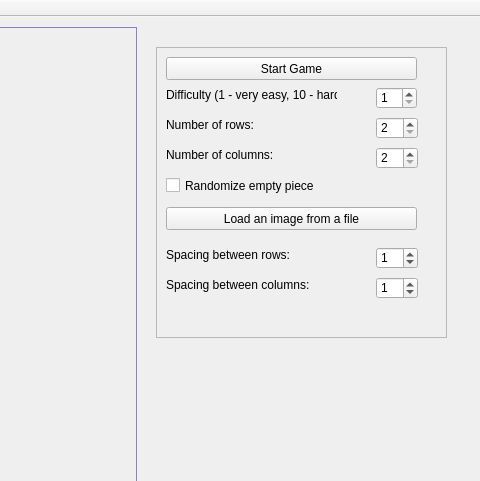
SzymonZielinski/PuzzleGame, file PuzzleGame/PuzzleGame.ui: the form before one commit; both pictures show x 624 to 1104 and y 0 to 481 of the 1104 by 732 pixel window.
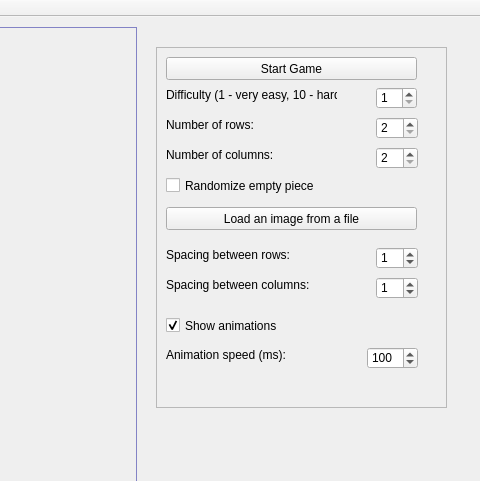
The form after the commit. Custom widgets are drawn as their Qt base class.

Commit message: Added animations and options for animations.

Patch:
```diff
--- a/PuzzleGame/PuzzleGame.ui
+++ b/PuzzleGame/PuzzleGame.ui
@@ -112,7 +112,7 @@
       <x>780</x>
       <y>30</y>
       <width>291</width>
-      <height>291</height>
+      <height>361</height>
      </rect>
     </property>
     <property name="minimumSize">
@@ -320,6 +320,57 @@
       <string>Spacing between rows:</string>
      </property>
     </widget>
+    <widget class="QCheckBox" name="showAnimationsCheckBox">
+     <property name="geometry">
+      <rect>
+       <x>10</x>
+       <y>270</y>
+       <width>161</width>
+       <height>17</height>
+      </rect>
+     </property>
+     <property name="text">
+      <string>Show animations</string>
+     </property>
+     <property name="checked">
+      <bool>true</bool>
+     </property>
+    </widget>
+    <widget class="QSpinBox" name="animationSpeedSpinBox">
+     <property name="geometry">
+      <rect>
+       <x>211</x>
+       <y>300</y>
+       <width>51</width>
+       <height>22</height>
+      </rect>
+     </property>
+     <property name="minimum">
+      <number>50</number>
+     </property>
+     <property name="maximum">
+      <number>1000</number>
+     </property>
+     <property name="singleStep">
+      <number>50</number>
+     </property>
+     <property name="value">
+      <number>100</number>
+     </property>
+    </widget>
+    <widget class="QLabel" name="animationSpeedLabel">
+     <property name="geometry">
+      <rect>
+       <x>10</x>
+       <y>300</y>
+       <width>171</width>
+       <height>16</height>
+      </rect>
+     </property>
+     <property name="text">
+      <string>Animation speed (ms):</string>
+     </property>
+    </widget>
    </widget>
   </widget>
   <widget class="QMenuBar" name="menuBar">
```
The commit also changes 9 other files.
